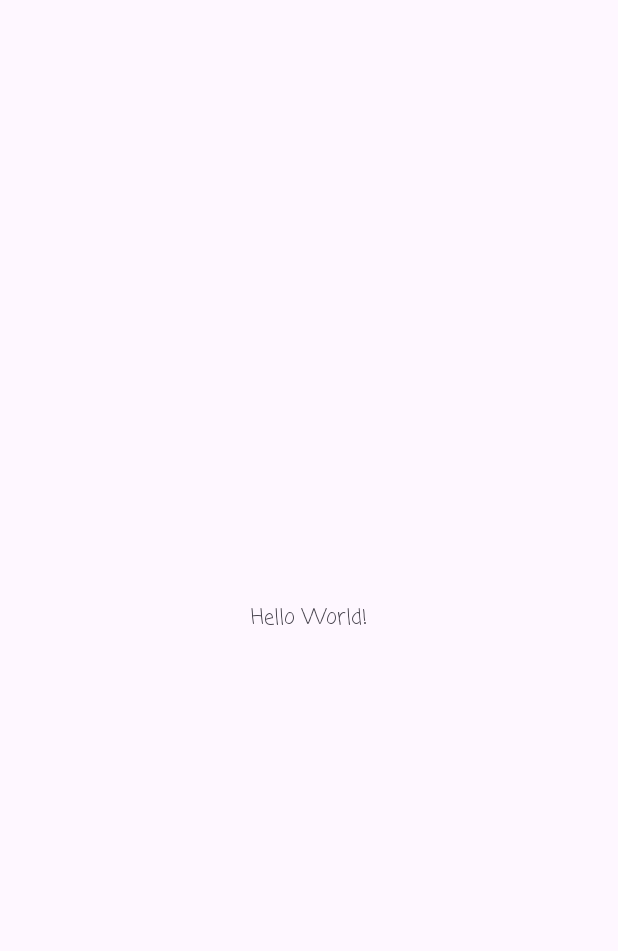
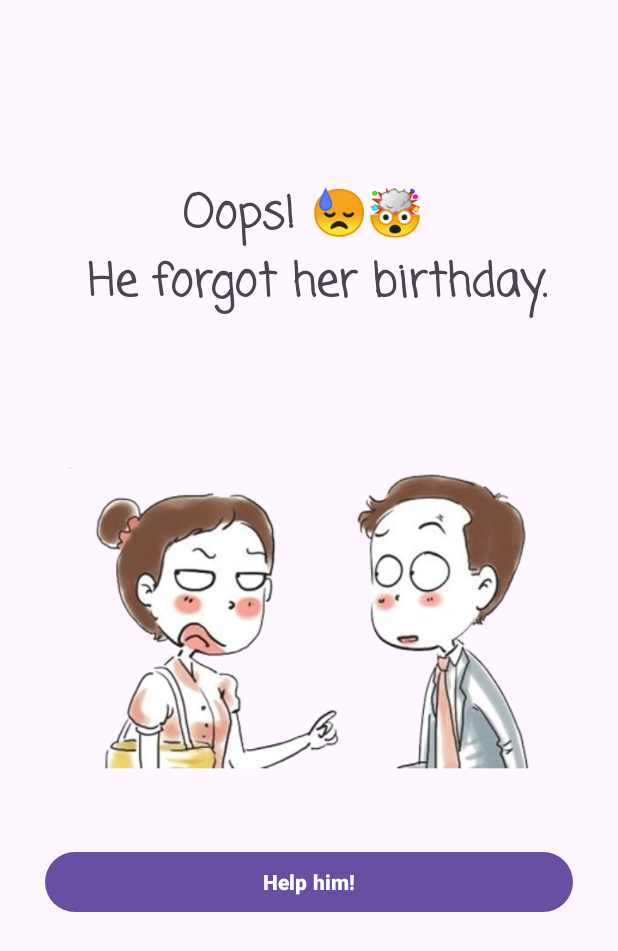
Before and after one commit to Shoojan/Unit4-AndroidActivity, an Android app: the screen it shows after launch (MainActivity), on a phone screen of 412 x 824 dp. Before the commit the part shown is almost empty. Shown: the top 951 px of the screen. Run offline under Robolectric (Android 15) with nearby library versions, the light colour scheme and no system bars.

Commit message:
Designed Main layout

```diff
--- a/app/src/main/res/layout/activity_main.xml
+++ b/app/src/main/res/layout/activity_main.xml
@@ -8,12 +8,35 @@
     tools:context=".MainActivity">
 
     <TextView
+        android:id="@+id/mainTitle"
         android:layout_width="wrap_content"
         android:layout_height="wrap_content"
-        android:text="Hello World!"
+        android:text="Oops! 😓🤯 \n He forgot her birthday."
+        android:textAlignment="center"
+        android:textSize="30sp"
+        android:textStyle="bold"
+        app:layout_constraintBottom_toTopOf="@id/mainImg"
+        app:layout_constraintLeft_toLeftOf="parent"
+        app:layout_constraintRight_toRightOf="parent" />
+
+    <ImageView
+        android:id="@+id/mainImg"
+        android:layout_width="wrap_content"
+        android:layout_height="400sp"
+        android:src="@drawable/him_her"
         app:layout_constraintBottom_toBottomOf="parent"
-        app:layout_constraintEnd_toEndOf="parent"
-        app:layout_constraintStart_toStartOf="parent"
+        app:layout_constraintLeft_toLeftOf="parent"
+        app:layout_constraintRight_toRightOf="parent"
         app:layout_constraintTop_toTopOf="parent" />
 
+    <Button
+        android:id="@+id/himBtn"
+        android:layout_width="match_parent"
+        android:layout_height="wrap_content"
+        android:layout_marginHorizontal="30dp"
+        android:text="Help him!"
+        android:textColor="@android:color/white"
+        android:textStyle="bold"
+        app:layout_constraintBottom_toBottomOf="@id/mainImg" />
+
 </androidx.constraintlayout.widget.ConstraintLayout>
```
